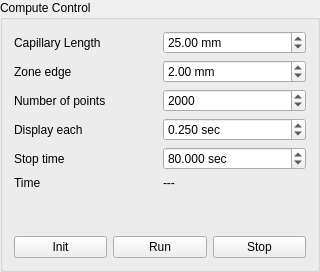
Before: the Qt Designer form computecontrol.ui in hobrasoft/simul6, drawn with Qt 5.
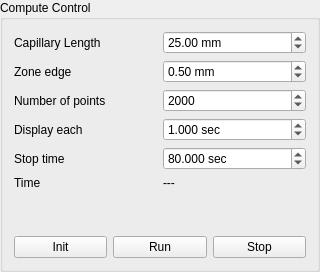
After: the same form once the commit is applied.

```diff
--- a/computecontrol.ui
+++ b/computecontrol.ui
@@ -65,7 +65,7 @@
         <string> mm</string>
        </property>
        <property name="value">
-        <double>2.000000000000000</double>
+        <double>0.500000000000000</double>
        </property>
       </widget>
      </item>
@@ -113,7 +113,7 @@
         <double>10000.000000000000000</double>
        </property>
        <property name="value">
-        <double>0.250000000000000</double>
+        <double>1.000000000000000</double>
        </property>
       </widget>
      </item>
```
